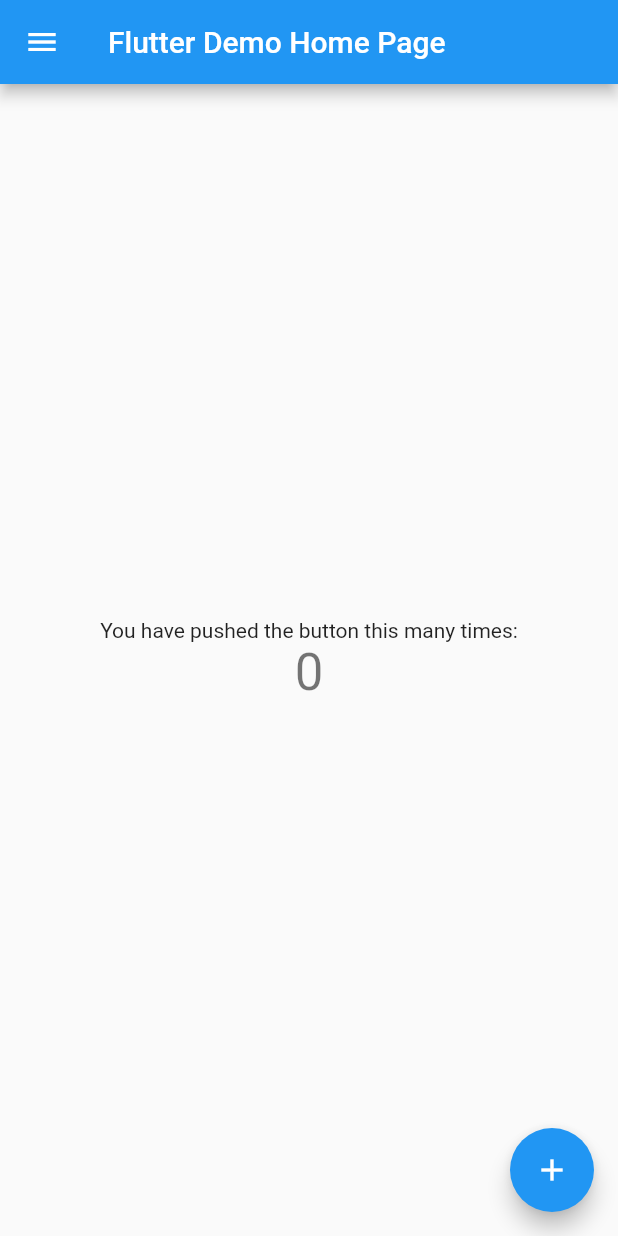
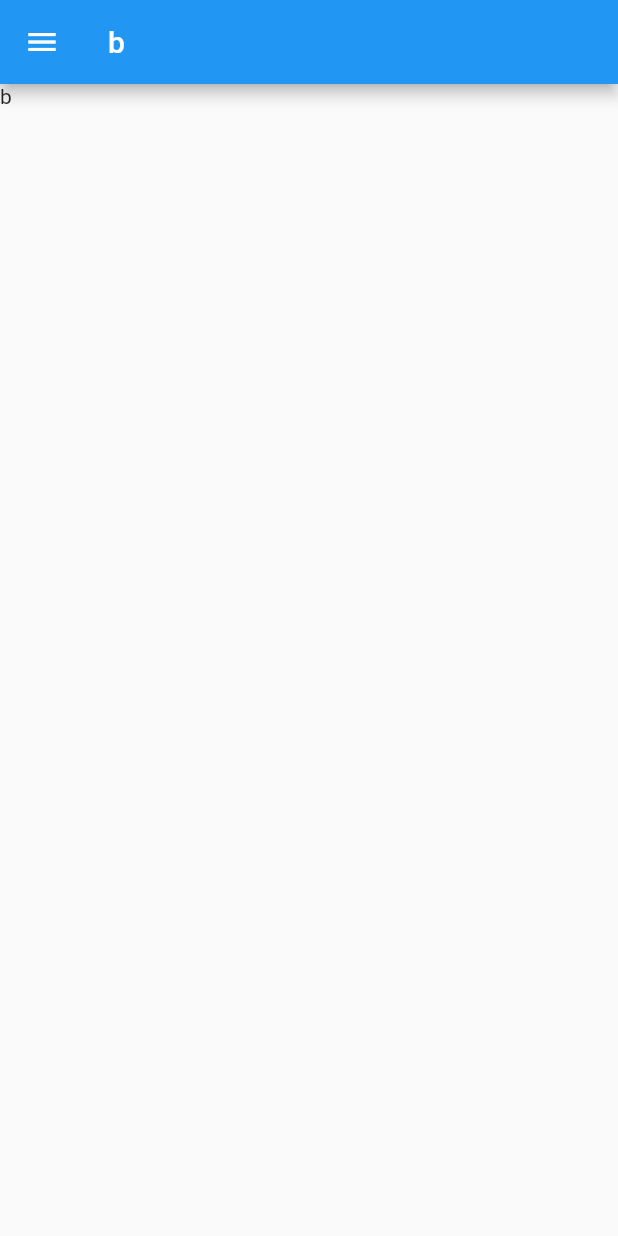
Before and after one commit to roadroot/tutlayt, a Flutter app: the screen it shows after launch, on a phone screen of 412 x 824 dp. Run offline on Flutter 3.47's test engine with Material 2 defaults, Android fonts, the phone set to English and light mode, and no system bars; generated files the repository leaves out were written again.

Commit message:
feat: add naviagtion system

```diff
--- a/front/lib/main.dart
+++ b/front/lib/main.dart
@@ -1,6 +1,7 @@
 import 'package:flutter/material.dart';
 import 'package:flutter_gen/gen_l10n/app_localizations.dart';
 import 'package:flutter_localizations/flutter_localizations.dart';
+import 'package:tutlayt/structure/default_scaffold.dart';
 
 void main() {
   runApp(const MyApp());
@@ -28,6 +29,7 @@
         primarySwatch: Colors.blue,
       ),
       home: const MyHomePage(title: 'Flutter Demo Home Page'),
+      routes: DefaultScaffold.getRoutes(),
     );
   }
 }
@@ -52,7 +54,9 @@
 
   @override
   Widget build(BuildContext context) {
-    return Scaffold(
+    return true
+        ? DefaultScaffold('b')
+        : Scaffold(
             appBar: AppBar(
               title: Text(widget.title),
             ),
@@ -78,9 +82,12 @@
             drawer: Drawer(
               child: ListView(
                 children: [
-            DrawerHeader(child: Text(AppLocalizations.of(context)!.appName)),
-            ListTile(title: Text(AppLocalizations.of(context)!.drawerHome)),
-            ListTile(title: Text(AppLocalizations.of(context)!.drawerAsk)),
+                  DrawerHeader(
+                      child: Text(AppLocalizations.of(context)!.appName)),
+                  ListTile(
+                      title: Text(AppLocalizations.of(context)!.drawerHome)),
+                  ListTile(
+                      title: Text(AppLocalizations.of(context)!.drawerAsk)),
                 ],
               ),
             ),
--- /dev/null
+++ b/front/lib/pagination/page.model.dart
@@ -0,0 +1,17 @@
+import 'package:flutter/cupertino.dart';
+import 'package:flutter/material.dart';
+
+class PageModel {
+  const PageModel(this.route, this.title, this.drawer, this.body);
+  final String route;
+  final Widget title;
+  final Widget body;
+  final DrawerTile drawer;
+}
+
+class DrawerTile {
+  const DrawerTile({this.title, this.leading, this.trailing});
+  final Widget? leading;
+  final Widget? title;
+  final Widget? trailing;
+}
--- /dev/null
+++ b/front/lib/structure/default_scaffold.dart
@@ -0,0 +1,56 @@
+import 'package:flutter/material.dart';
+import 'package:tutlayt/pagination/page.model.dart';
+
+class DefaultScaffold extends StatelessWidget {
+  const DefaultScaffold(this.route, {super.key});
+
+  final String route;
+  static const List<PageModel> pages = [
+    PageModel(
+        'a',
+        Text('a'),
+        DrawerTile(title: Text('a'), leading: Icon(Icons.access_alarm_rounded)),
+        Text('a')),
+    PageModel('b', Text('b'), DrawerTile(title: Text('b')), Text('b')),
+    PageModel('c', Text('c'), DrawerTile(title: Text('c')), Text('c')),
+    PageModel('d', Text('d'), DrawerTile(title: Text('d')), Text('d')),
+    PageModel('e', Text('e'), DrawerTile(title: Text('e')), Text('e')),
+    PageModel('f', Text('f'), DrawerTile(title: Text('f')), Text('f')),
+  ];
+
+  static Map<String, Widget Function(BuildContext)> getRoutes() {
+    return Map.fromEntries(pages.map((page) =>
+        MapEntry(page.route, (context) => DefaultScaffold(page.route))));
+  }
+
+  PageModel getPage(String route) {
+    return pages.firstWhere((page) => page.route == route);
+  }
+
+  @override
+  Widget build(BuildContext context) {
+    PageModel page = getPage(route);
+    return Hero(
+      tag: '',
+      child: Scaffold(
+        appBar: AppBar(
+          title: page.title,
+        ),
+        body: page.body,
+        drawer: Drawer(
+            child: ListView(
+          children: pages
+              .map((page) => ListTile(
+                    title: page.drawer.title,
+                    leading: page.drawer.leading,
+                    trailing: page.drawer.trailing,
+                    selected: route == page.route,
+                    onTap: (() =>
+                        Navigator.pushReplacementNamed(context, page.route)),
+                  ))
+              .toList(),
+        )),
+      ),
+    );
+  }
+}
```
Lines whose indentation alone changed are shown as unchanged.
